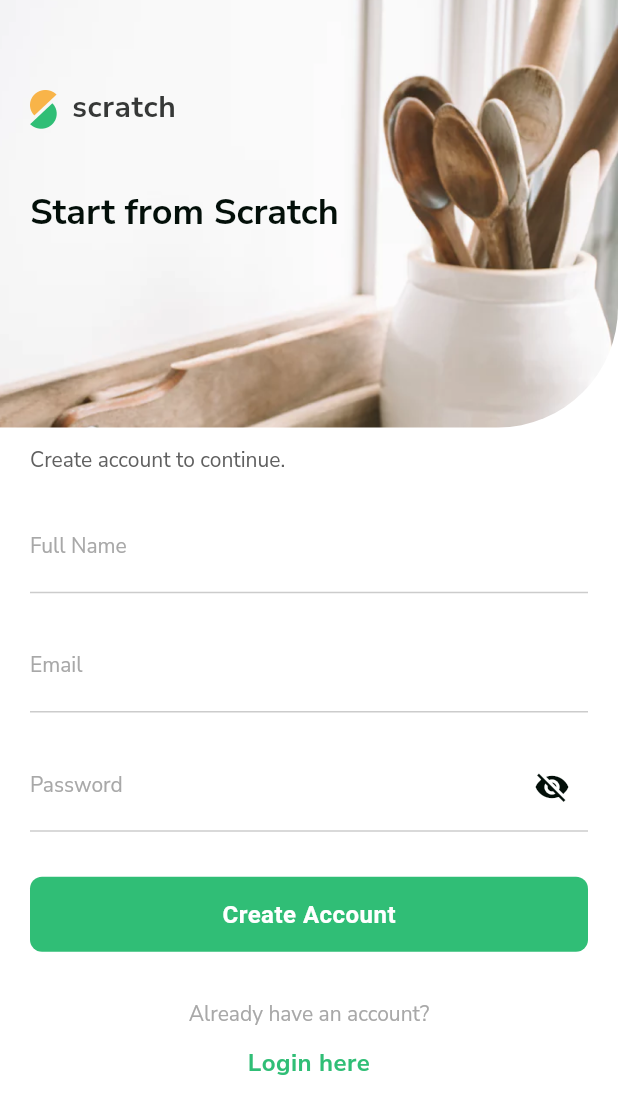
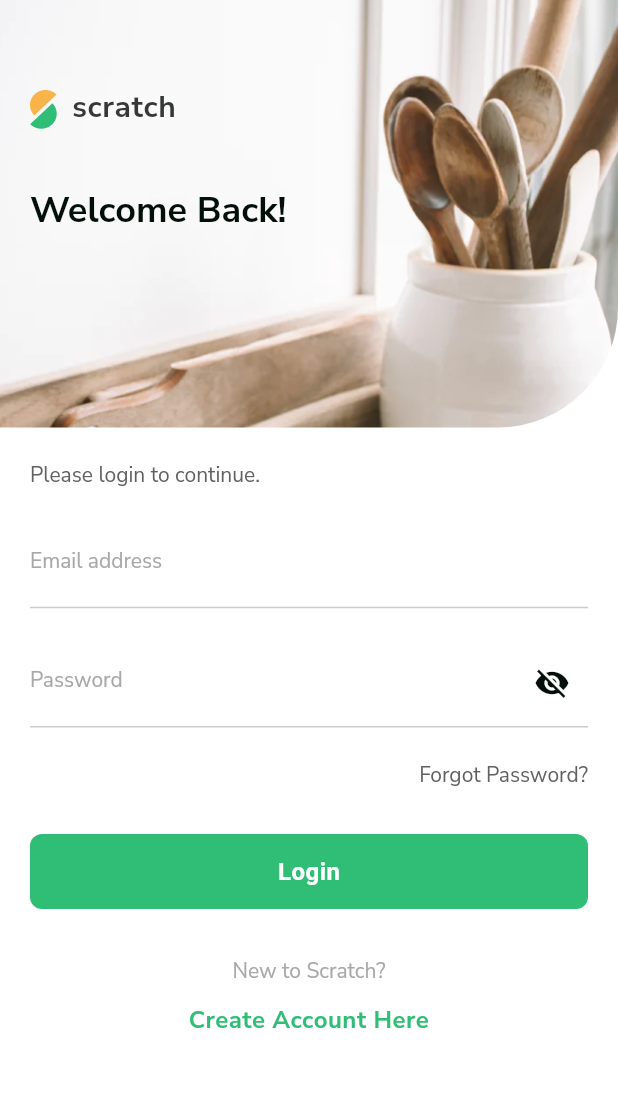
Before and after one commit to Manuelkpatsu/flutter_scratch, a Flutter app: the screen it shows after launch, on a phone screen of 412 x 824 dp. Shown: the top 1114 px of the screen. Run offline on Flutter 3.47's test engine with Material 2 defaults, Android fonts, the phone set to English and light mode, and no system bars.

Commit message:
Add login screen

```diff
--- a/lib/main.dart
+++ b/lib/main.dart
@@ -1,6 +1,6 @@
 import 'package:flutter/material.dart';
 
-import 'screen/auth/sign_up/sign_up_screen.dart';
+import 'screen/auth/login/login_screen.dart';
 import 'theme/custom_theme.dart';
 
 void main() {
@@ -16,7 +16,7 @@ class MyApp extends StatelessWidget {
       debugShowCheckedModeBanner: false,
       title: 'Flutter Demo',
       theme: CustomTheme.lightTheme,
-      home: const SignUpScreen(),
+      home: const LoginScreen(),
     );
   }
 }
--- /dev/null
+++ b/lib/screen/auth/login/login_screen.dart
@@ -0,0 +1,92 @@
+import 'package:flutter/material.dart';
+
+import 'widget/create_account_button.dart';
+import 'widget/forgot_password_button.dart';
+import 'widget/login_background_thumbnail.dart';
+import 'widget/login_button.dart';
+import 'widget/login_email_text_field.dart';
+import 'widget/login_info_text.dart';
+import 'widget/login_logo_text.dart';
+import 'widget/login_logo_thumbnail.dart';
+import 'widget/login_password_text_field.dart';
+import 'widget/login_title_text.dart';
+import 'widget/new_to_scratch_text.dart';
+
+class LoginScreen extends StatefulWidget {
+  const LoginScreen({Key? key}) : super(key: key);
+
+  @override
+  State<LoginScreen> createState() => _LoginScreenState();
+}
+
+class _LoginScreenState extends State<LoginScreen> {
+  final GlobalKey<FormState> _formKey = GlobalKey<FormState>();
+  final TextEditingController _emailController = TextEditingController();
+  final TextEditingController _passwordController = TextEditingController();
+  bool _showPassword = true;
+
+  @override
+  void dispose() {
+    _emailController.dispose();
+    _passwordController.dispose();
+    super.dispose();
+  }
+
+  @override
+  Widget build(BuildContext context) {
+    return Scaffold(
+      body: Form(
+        key: _formKey,
+        child: SingleChildScrollView(
+          child: Column(
+            crossAxisAlignment: CrossAxisAlignment.start,
+            children: [
+              Stack(
+                children: [
+                  const LoginBackgroundThumbnail(
+                      image: 'assets/images/auth-img.png'),
+                  Positioned(
+                    top: 60,
+                    right: 20,
+                    left: 20,
+                    child: Row(
+                      children: const [
+                        LoginLogoThumbnail(thumbnail: 'assets/images/logo.png'),
+                        SizedBox(width: 10),
+                        LoginLogoText(name: 'scratch'),
+                      ],
+                    ),
+                  ),
+                  const Positioned(
+                    top: 130,
+                    right: 20,
+                    left: 20,
+                    child: LoginTitleText(title: 'Welcome Back!'),
+                  ),
+                ],
+              ),
+              const SizedBox(height: 20),
+              const LoginInfoText(info: 'Please login to continue.'),
+              const SizedBox(height: 20),
+              LoginEmailTextField(controller: _emailController),
+              const SizedBox(height: 20),
+              LoginPasswordTextField(
+                controller: _passwordController,
+                obscureText: _showPassword,
+                toggle: () => setState(() => _showPassword = !_showPassword),
+              ),
+              const SizedBox(height: 20),
+              ForgotPasswordButton(onTap: () {}),
+              const SizedBox(height: 30),
+              LoginButton(onPressed: () {}),
+              const SizedBox(height: 30),
+              const NewToScratchText(),
+              CreateAccountButton(onPressed: () {}),
+              const SizedBox(height: 30),
+            ],
+          ),
+        ),
+      ),
+    );
+  }
+}
--- a/lib/screen/auth/sign_up/widget/login_here_button.dart
+++ b/lib/screen/auth/login/widget/create_account_button.dart
@@ -2,10 +2,11 @@ import 'package:flutter/material.dart';
 import 'package:scratch/theme/custom_color.dart';
 import 'package:scratch/theme/styles.dart';
 
-class LoginHereButton extends StatelessWidget {
+class CreateAccountButton extends StatelessWidget {
   final VoidCallback? onPressed;
 
-  const LoginHereButton({Key? key, required this.onPressed}) : super(key: key);
+  const CreateAccountButton({Key? key, required this.onPressed})
+      : super(key: key);
 
   @override
   Widget build(BuildContext context) {
@@ -13,7 +14,7 @@ class LoginHereButton extends StatelessWidget {
       child: TextButton(
         onPressed: onPressed,
         child: Text(
-          'Login here',
+          'Create Account Here',
           textAlign: TextAlign.center,
           style: buttonStyle.copyWith(color: CustomColor.primaryColor),
         ),
--- /dev/null
+++ b/lib/screen/auth/login/widget/forgot_password_button.dart
@@ -0,0 +1,28 @@
+import 'package:flutter/material.dart';
+import 'package:scratch/theme/styles.dart';
+
+class ForgotPasswordButton extends StatelessWidget {
+  final VoidCallback? onTap;
+
+  const ForgotPasswordButton({
+    Key? key,
+    required this.onTap,
+  }) : super(key: key);
+
+  @override
+  Widget build(BuildContext context) {
+    return Padding(
+      padding: const EdgeInsets.symmetric(horizontal: 20),
+      child: Align(
+        alignment: Alignment.centerRight,
+        child: InkWell(
+          onTap: onTap,
+          child: const Text(
+            'Forgot Password?',
+            style: grayTextStyle,
+          ),
+        ),
+      ),
+    );
+  }
+}
--- /dev/null
+++ b/lib/screen/auth/login/widget/login_background_thumbnail.dart
@@ -0,0 +1,21 @@
+import 'package:flutter/material.dart';
+
+class LoginBackgroundThumbnail extends StatelessWidget {
+  final String image;
+
+  const LoginBackgroundThumbnail({Key? key, required this.image})
+      : super(key: key);
+
+  @override
+  Widget build(BuildContext context) {
+    return ClipRRect(
+      borderRadius: const BorderRadius.only(bottomRight: Radius.circular(80)),
+      child: Image.asset(
+        image,
+        height: 285,
+        width: MediaQuery.of(context).size.width,
+        fit: BoxFit.cover,
+      ),
+    );
+  }
+}
--- /dev/null
+++ b/lib/screen/auth/login/widget/login_button.dart
@@ -0,0 +1,18 @@
+import 'package:flutter/material.dart';
+
+class LoginButton extends StatelessWidget {
+  final VoidCallback? onPressed;
+
+  const LoginButton({Key? key, required this.onPressed}) : super(key: key);
+
+  @override
+  Widget build(BuildContext context) {
+    return Padding(
+      padding: const EdgeInsets.symmetric(horizontal: 20),
+      child: ElevatedButton(
+        onPressed: onPressed,
+        child: const Text('Login'),
+      ),
+    );
+  }
+}
--- /dev/null
+++ b/lib/screen/auth/login/widget/login_email_text_field.dart
@@ -0,0 +1,24 @@
+import 'package:flutter/material.dart';
+import 'package:scratch/screen/widget/text_input_field.dart';
+import 'package:scratch/utils/validator.dart';
+
+class LoginEmailTextField extends StatelessWidget {
+  final TextEditingController controller;
+
+  const LoginEmailTextField({Key? key, required this.controller})
+      : super(key: key);
+
+  @override
+  Widget build(BuildContext context) {
+    return Padding(
+      padding: const EdgeInsets.symmetric(horizontal: 20),
+      child: TextInputField(
+        controller: controller,
+        label: 'Email address',
+        validator: Validator.email,
+        inputAction: TextInputAction.next,
+        inputType: TextInputType.emailAddress,
+      ),
+    );
+  }
+}
--- /dev/null
+++ b/lib/screen/auth/login/widget/login_info_text.dart
@@ -0,0 +1,20 @@
+import 'package:flutter/material.dart';
+
+import '../../../../theme/styles.dart';
+
+class LoginInfoText extends StatelessWidget {
+  final String info;
+
+  const LoginInfoText({Key? key, required this.info}) : super(key: key);
+
+  @override
+  Widget build(BuildContext context) {
+    return Padding(
+      padding: const EdgeInsets.symmetric(horizontal: 20),
+      child: Text(
+        info,
+        style: grayTextStyle,
+      ),
+    );
+  }
+}
--- /dev/null
+++ b/lib/screen/auth/login/widget/login_logo_text.dart
@@ -0,0 +1,21 @@
+import 'package:flutter/material.dart';
+import 'package:scratch/theme/custom_color.dart';
+import 'package:scratch/theme/styles.dart';
+
+class LoginLogoText extends StatelessWidget {
+  final String name;
+
+  const LoginLogoText({Key? key, required this.name}) : super(key: key);
+
+  @override
+  Widget build(BuildContext context) {
+    return Text(
+      name.toLowerCase(),
+      style: headingFourStyle.copyWith(
+        height: 1,
+        letterSpacing: 0.4,
+        color: CustomColor.logoColor,
+      ),
+    );
+  }
+}
--- /dev/null
+++ b/lib/screen/auth/login/widget/login_logo_thumbnail.dart
@@ -0,0 +1,18 @@
+import 'package:flutter/material.dart';
+
+class LoginLogoThumbnail extends StatelessWidget {
+  final String thumbnail;
+
+  const LoginLogoThumbnail({Key? key, required this.thumbnail})
+      : super(key: key);
+
+  @override
+  Widget build(BuildContext context) {
+    return Image.asset(
+      thumbnail,
+      width: 18,
+      height: 26,
+      fit: BoxFit.cover,
+    );
+  }
+}
--- /dev/null
+++ b/lib/screen/auth/login/widget/login_password_text_field.dart
@@ -0,0 +1,31 @@
+import 'package:flutter/material.dart';
+import 'package:scratch/screen/widget/password_input_field.dart';
+import 'package:scratch/utils/validator.dart';
+
+class LoginPasswordTextField extends StatelessWidget {
+  final TextEditingController controller;
+  final bool obscureText;
+  final VoidCallback? toggle;
+
+  const LoginPasswordTextField({
+    Key? key,
+    required this.controller,
+    required this.obscureText,
+    required this.toggle,
+  }) : super(key: key);
+
+  @override
+  Widget build(BuildContext context) {
+    return Padding(
+      padding: const EdgeInsets.symmetric(horizontal: 20),
+      child: PasswordInputField(
+        controller: controller,
+        toggle: toggle,
+        label: 'Password',
+        obscureText: obscureText,
+        validator: Validator.password,
+        inputAction: TextInputAction.done,
+      ),
+    );
+  }
+}
--- /dev/null
+++ b/lib/screen/auth/login/widget/login_title_text.dart
@@ -0,0 +1,17 @@
+import 'package:flutter/material.dart';
+
+import '../../../../theme/styles.dart';
+
+class LoginTitleText extends StatelessWidget {
+  final String title;
+
+  const LoginTitleText({Key? key, required this.title}) : super(key: key);
+
+  @override
+  Widget build(BuildContext context) {
+    return Text(
+      title,
+      style: headingThreeStyle.copyWith(height: 1),
+    );
+  }
+}
--- /dev/null
+++ b/lib/screen/auth/login/widget/new_to_scratch_text.dart
@@ -0,0 +1,21 @@
+import 'package:flutter/material.dart';
+import 'package:scratch/theme/styles.dart';
+
+class NewToScratchText extends StatelessWidget {
+  const NewToScratchText({Key? key}) : super(key: key);
+
+  @override
+  Widget build(BuildContext context) {
+    return const Padding(
+      padding: EdgeInsets.symmetric(horizontal: 20),
+      child: Align(
+        alignment: Alignment.center,
+        child: Text(
+          'New to Scratch?',
+          textAlign: TextAlign.center,
+          style: subtleTextStyle,
+        ),
+      ),
+    );
+  }
+}
```
